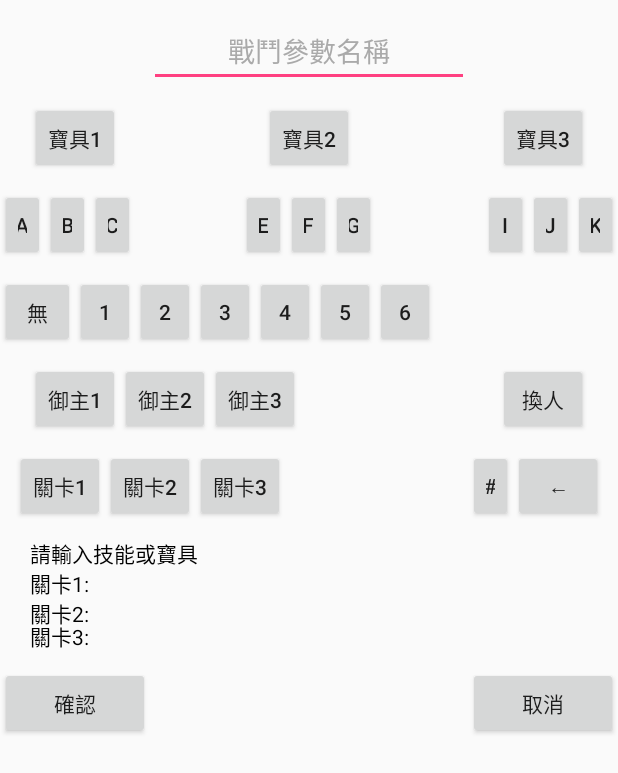
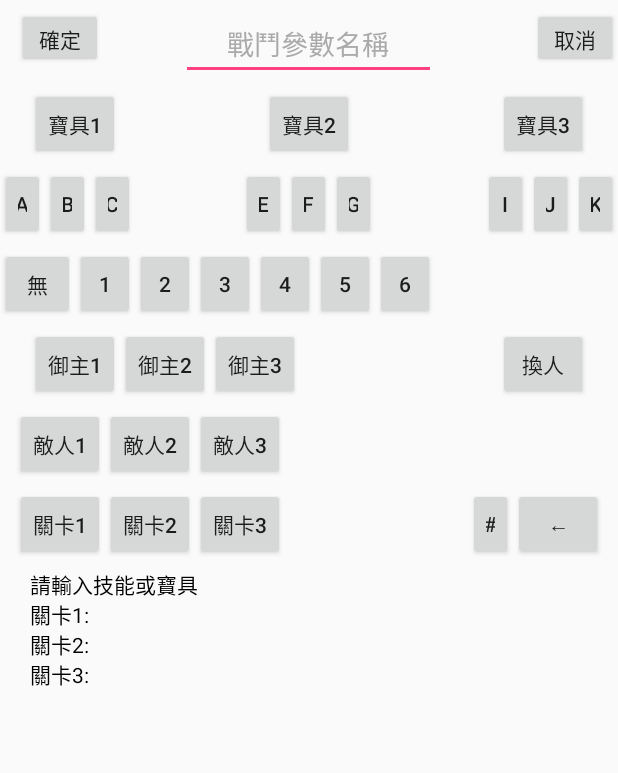
Before and after one commit to josh-hsu/JoshAutomation, an Android app: the layout battle_argument_dialog.xml on its own in the app's theme, with its tools: preview values and no code run, on a phone screen of 412 x 824 dp. Shown: the top 773 px of the screen. Run offline under Robolectric (Android 15) with nearby library versions, the light colour scheme and no system bars.

Commit message:
add enemy selection and more AP supply alternatives

```diff
--- a/app/src/main/java/com/mumu/joshautomation/AppPreferenceActivity.java
+++ b/app/src/main/java/com/mumu/joshautomation/AppPreferenceActivity.java
@@ -175,6 +175,7 @@ public class AppPreferenceActivity extends PreferenceActivity {
 
             onSharedPreferenceChanged(sharedPrefs, "battleArgPref");
             onSharedPreferenceChanged(sharedPrefs, "battlePolicyPrefs");
+            onSharedPreferenceChanged(sharedPrefs, "battleEatApple");
 
             // Set on click on single battle arg
             Preference.OnPreferenceClickListener singleBattleArgClicked = new Preference.OnPreferenceClickListener() {
@@ -261,6 +262,8 @@ public class AppPreferenceActivity extends PreferenceActivity {
                     pref.setSummary(valueDisplayed);
                 } else if (key.equals("battlePolicyPrefs")) {
                     pref.setSummary(listPref.getValue() + ": " + listPref.getEntry());
+                } else if (key.equals("battleEatApple")) {
+                    pref.setSummary(listPref.getEntry());
                 }
             }
         }
--- a/app/src/main/java/com/mumu/joshautomation/fgo/FGORoutineDefine.java
+++ b/app/src/main/java/com/mumu/joshautomation/fgo/FGORoutineDefine.java
@@ -1,3 +1,8 @@
+/*
+ * FGORoutineDefine
+ * This class has been deprecated.
+ * You should update your point in fgo_definitions.xml and use DefinitionLoader to load your point
+ */
 package com.mumu.joshautomation.fgo;
 
 import com.mumu.libjoshgame.ScreenColor;
--- a/app/src/main/res/layout/battle_argument_dialog.xml
+++ b/app/src/main/res/layout/battle_argument_dialog.xml
@@ -7,11 +7,11 @@
     <RelativeLayout
         android:layout_width="match_parent"
         android:layout_height="wrap_content"
-        android:paddingTop="10dp">
+        android:paddingTop="5dp">
 
         <EditText
             android:id="@+id/battleArgNameEditText"
-            android:layout_width="wrap_content"
+            android:layout_width="170dp"
             android:layout_height="wrap_content"
             android:layout_alignParentTop="true"
             android:layout_centerHorizontal="true"
@@ -21,13 +21,30 @@
             android:text=""
             android:textAlignment="center"
             android:textColor="@android:color/black"
-            android:textColorHint="@android:color/darker_gray"/>
+            android:textColorHint="@android:color/darker_gray" />
+
+        <Button
+            android:id="@+id/buttonBAConfirm"
+            android:layout_width="57dp"
+            android:layout_height="40dp"
+            android:layout_alignParentStart="true"
+            android:layout_alignParentTop="true"
+            android:layout_marginStart="11dp"
+            android:text="@string/ba_confirm" />
+
+        <Button
+            android:id="@+id/buttonBACancel"
+            android:layout_width="57dp"
+            android:layout_height="40dp"
+            android:layout_alignParentEnd="true"
+            android:layout_alignParentTop="true"
+            android:text="@string/ba_cancel" />
     </RelativeLayout>
 
     <RelativeLayout
         android:layout_width="match_parent"
         android:layout_height="wrap_content"
-        android:paddingTop="10dp">
+        android:paddingTop="5dp">
 
         <Button
             android:id="@+id/buttonRoyal1"
@@ -59,7 +76,7 @@
     <RelativeLayout
         android:layout_width="match_parent"
         android:layout_height="wrap_content"
-        android:paddingTop="10dp">
+        android:paddingTop="5dp">
 
         <Button
             android:id="@+id/buttonSkill1"
@@ -137,7 +154,7 @@
     <RelativeLayout
         android:layout_width="match_parent"
         android:layout_height="wrap_content"
-        android:paddingTop="10dp">
+        android:paddingTop="5dp">
 
         <Button
             android:id="@+id/buttonTarget0"
@@ -199,7 +216,7 @@
     <RelativeLayout
         android:layout_width="match_parent"
         android:layout_height="wrap_content"
-        android:paddingTop="10dp">
+        android:paddingTop="5dp">
 
         <Button
             android:id="@+id/buttonMaster1"
@@ -239,7 +256,38 @@
     <RelativeLayout
         android:layout_width="match_parent"
         android:layout_height="wrap_content"
-        android:paddingTop="10dp">
+        android:paddingTop="5dp">
+
+        <Button
+            android:id="@+id/buttonEnemy1"
+            android:layout_width="60dp"
+            android:layout_height="wrap_content"
+            android:layout_alignParentStart="true"
+            android:layout_alignParentTop="true"
+            android:layout_marginStart="10dp"
+            android:text="@string/ba_enemy_1" />
+
+        <Button
+            android:id="@+id/buttonEnemy2"
+            android:layout_width="60dp"
+            android:layout_height="wrap_content"
+            android:layout_alignParentTop="true"
+            android:layout_toEndOf="@+id/buttonEnemy1"
+            android:text="@string/ba_enemy_2" />
+
+        <Button
+            android:id="@+id/buttonEnemy3"
+            android:layout_width="60dp"
+            android:layout_height="wrap_content"
+            android:layout_alignParentTop="true"
+            android:layout_toEndOf="@+id/buttonEnemy2"
+            android:text="@string/ba_enemy_3" />
+    </RelativeLayout>
+
+    <RelativeLayout
+        android:layout_width="match_parent"
+        android:layout_height="wrap_content"
+        android:paddingTop="5dp">
 
         <Button
             android:id="@+id/buttonStage1"
@@ -287,7 +335,7 @@
     <RelativeLayout
         android:layout_width="match_parent"
         android:layout_height="wrap_content"
-        android:paddingTop="10dp">
+        android:paddingTop="5dp">
 
         <TextView
             android:id="@+id/textViewInstruction"
@@ -325,33 +373,10 @@
             android:layout_height="wrap_content"
             android:layout_alignParentTop="true"
             android:layout_alignStart="@+id/textViewBattleArgumentStage2"
-            android:layout_marginTop="55dp"
+            android:layout_marginTop="60dp"
             android:text="@string/ba_arg_3"
             android:textColor="@android:color/black"/>
     </RelativeLayout>
 
-    <RelativeLayout
-        android:layout_width="match_parent"
-        android:layout_height="wrap_content"
-        android:paddingTop="10dp">
-
-        <Button
-            android:id="@+id/buttonBAConfirm"
-            android:layout_width="100dp"
-            android:layout_height="wrap_content"
-            android:layout_alignParentStart="true"
-            android:layout_alignParentTop="true"
-            android:text="@string/ba_confirm" />
-
-        <Button
-            android:id="@+id/buttonBACancel"
-            android:layout_width="100dp"
-            android:layout_height="wrap_content"
-            android:layout_alignParentEnd="true"
-            android:layout_alignParentTop="true"
-            android:text="@string/ba_cancel" />
-
-    </RelativeLayout>
-
 
 </LinearLayout>
--- a/app/src/main/res/values/strings.xml
+++ b/app/src/main/res/values/strings.xml
@@ -116,6 +116,9 @@
     <string name="ba_master_2">御主2</string>
     <string name="ba_master_3">御主3</string>
     <string name="ba_master_4">換人</string>
+    <string name="ba_enemy_1">敵人1</string>
+    <string name="ba_enemy_2">敵人2</string>
+    <string name="ba_enemy_3">敵人3</string>
     <string name="ba_stage_1">關卡1</string>
     <string name="ba_stage_2">關卡2</string>
     <string name="ba_stage_3">關卡3</string>
@@ -128,6 +131,6 @@
     <string name="ba_arg_1">關卡1:</string>
     <string name="ba_arg_2">關卡2:</string>
     <string name="ba_arg_3">關卡3:</string>
-    <string name="ba_confirm">確認</string>
+    <string name="ba_confirm">確定</string>
     <string name="ba_cancel">取消</string>
 </resources>
```
Also changed, not shown: app/src/main/java/com/mumu/joshautomation/fgo/BattleArgument.java (+7 -0 lines), app/src/main/java/com/mumu/joshautomation/fgo/BattleArgumentDialog.java (+28 -0 lines), app/src/main/java/com/mumu/joshautomation/fgo/FGORoutine.java (+33 -12 lines), app/src/main/res/raw/fgo_definitions.xml (+12 -0 lines), app/src/main/res/values/arrays.xml (+12 -0 lines), app/src/main/res/xml/app_preferences_fgo.xml (+6 -4 lines).
